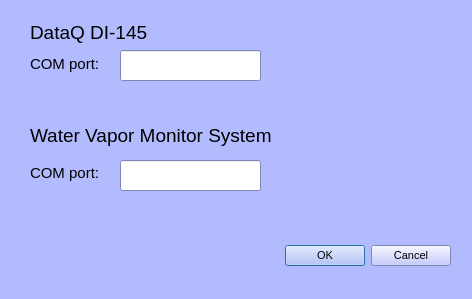
First picture: the form in setup_GUI.ui, repository jbaviation/humidity_cart, before the edit.
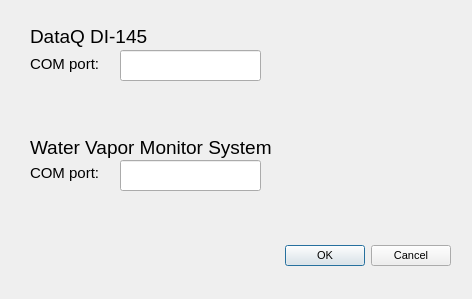
Second picture: the form after the edit.

What changed in the file:
```diff
--- a/setup_GUI.ui
+++ b/setup_GUI.ui
@@ -10,421 +10,6 @@
     <height>299</height>
    </rect>
   </property>
-  <property name="palette">
-   <palette>
-    <active>
-     <colorrole role="WindowText">
-      <brush brushstyle="SolidPattern">
-       <color alpha="255">
-        <red>0</red>
-        <green>0</green>
-        <blue>0</blue>
-       </color>
-      </brush>
-     </colorrole>
-     <colorrole role="Button">
-      <brush brushstyle="SolidPattern">
-       <color alpha="255">
-        <red>179</red>
-        <green>187</green>
-        <blue>255</blue>
-       </color>
-      </brush>
-     </colorrole>
-     <colorrole role="Light">
-      <brush brushstyle="SolidPattern">
-       <color alpha="255">
-        <red>255</red>
-        <green>255</green>
-        <blue>255</blue>
-       </color>
-      </brush>
-     </colorrole>
-     <colorrole role="Midlight">
-      <brush brushstyle="SolidPattern">
-       <color alpha="255">
-        <red>217</red>
-        <green>221</green>
-        <blue>255</blue>
-       </color>
-      </brush>
-     </colorrole>
-     <colorrole role="Dark">
-      <brush brushstyle="SolidPattern">
-       <color alpha="255">
-        <red>89</red>
-        <green>93</green>
-        <blue>127</blue>
-       </color>
-      </brush>
-     </colorrole>
-     <colorrole role="Mid">
-      <brush brushstyle="SolidPattern">
-       <color alpha="255">
-        <red>119</red>
-        <green>125</green>
-        <blue>170</blue>
-       </color>
-      </brush>
-     </colorrole>
-     <colorrole role="Text">
-      <brush brushstyle="SolidPattern">
-       <color alpha="255">
-        <red>0</red>
-        <green>0</green>
-        <blue>0</blue>
-       </color>
-      </brush>
-     </colorrole>
-     <colorrole role="BrightText">
-      <brush brushstyle="SolidPattern">
-       <color alpha="255">
-        <red>255</red>
-        <green>255</green>
-        <blue>255</blue>
-       </color>
-      </brush>
-     </colorrole>
-     <colorrole role="ButtonText">
-      <brush brushstyle="SolidPattern">
-       <color alpha="255">
-        <red>0</red>
-        <green>0</green>
-        <blue>0</blue>
-       </color>
-      </brush>
-     </colorrole>
-     <colorrole role="Base">
-      <brush brushstyle="SolidPattern">
-       <color alpha="255">
-        <red>255</red>
-        <green>255</green>
-        <blue>255</blue>
-       </color>
-      </brush>
-     </colorrole>
-     <colorrole role="Window">
-      <brush brushstyle="SolidPattern">
-       <color alpha="255">
-        <red>179</red>
-        <green>187</green>
-        <blue>255</blue>
-       </color>
-      </brush>
-     </colorrole>
-     <colorrole role="Shadow">
-      <brush brushstyle="SolidPattern">
-       <color alpha="255">
-        <red>0</red>
-        <green>0</green>
-        <blue>0</blue>
-       </color>
-      </brush>
-     </colorrole>
-     <colorrole role="AlternateBase">
-      <brush brushstyle="SolidPattern">
-       <color alpha="255">
-        <red>217</red>
-        <green>221</green>
-        <blue>255</blue>
-       </color>
-      </brush>
-     </colorrole>
-     <colorrole role="ToolTipBase">
-      <brush brushstyle="SolidPattern">
-       <color alpha="255">
-        <red>255</red>
-        <green>255</green>
-        <blue>220</blue>
-       </color>
-      </brush>
-     </colorrole>
-     <colorrole role="ToolTipText">
-      <brush brushstyle="SolidPattern">
-       <color alpha="255">
-        <red>0</red>
-        <green>0</green>
-        <blue>0</blue>
-       </color>
-      </brush>
-     </colorrole>
-    </active>
-    <inactive>
-     <colorrole role="WindowText">
-      <brush brushstyle="SolidPattern">
-       <color alpha="255">
-        <red>0</red>
-        <green>0</green>
-        <blue>0</blue>
-       </color>
-      </brush>
-     </colorrole>
-     <colorrole role="Button">
-      <brush brushstyle="SolidPattern">
-       <color alpha="255">
-        <red>179</red>
-        <green>187</green>
-        <blue>255</blue>
-       </color>
-      </brush>
-     </colorrole>
-     <colorrole role="Light">
-      <brush brushstyle="SolidPattern">
-       <color alpha="255">
-        <red>255</red>
-        <green>255</green>
-        <blue>255</blue>
-       </color>
-      </brush>
-     </colorrole>
-     <colorrole role="Midlight">
-      <brush brushstyle="SolidPattern">
-       <color alpha="255">
-        <red>217</red>
-        <green>221</green>
-        <blue>255</blue>
-       </color>
-      </brush>
-     </colorrole>
-     <colorrole role="Dark">
-      <brush brushstyle="SolidPattern">
-       <color alpha="255">
-        <red>89</red>
-        <green>93</green>
-        <blue>127</blue>
-       </color>
-      </brush>
-     </colorrole>
-     <colorrole role="Mid">
-      <brush brushstyle="SolidPattern">
-       <color alpha="255">
-        <red>119</red>
-        <green>125</green>
-        <blue>170</blue>
-       </color>
-      </brush>
-     </colorrole>
-     <colorrole role="Text">
-      <brush brushstyle="SolidPattern">
-       <color alpha="255">
-        <red>0</red>
-        <green>0</green>
-        <blue>0</blue>
-       </color>
-      </brush>
-     </colorrole>
-     <colorrole role="BrightText">
-      <brush brushstyle="SolidPattern">
-       <color alpha="255">
-        <red>255</red>
-        <green>255</green>
-        <blue>255</blue>
-       </color>
-      </brush>
-     </colorrole>
-     <colorrole role="ButtonText">
-      <brush brushstyle="SolidPattern">
-       <color alpha="255">
-        <red>0</red>
-        <green>0</green>
-        <blue>0</blue>
-       </color>
-      </brush>
-     </colorrole>
-     <colorrole role="Base">
-      <brush brushstyle="SolidPattern">
-       <color alpha="255">
-        <red>255</red>
-        <green>255</green>
-        <blue>255</blue>
-       </color>
-      </brush>
-     </colorrole>
-     <colorrole role="Window">
-      <brush brushstyle="SolidPattern">
-       <color alpha="255">
-        <red>179</red>
-        <green>187</green>
-        <blue>255</blue>
-       </color>
-      </brush>
-     </colorrole>
-     <colorrole role="Shadow">
-      <brush brushstyle="SolidPattern">
-       <color alpha="255">
-        <red>0</red>
-        <green>0</green>
-        <blue>0</blue>
-       </color>
-      </brush>
-     </colorrole>
-     <colorrole role="AlternateBase">
-      <brush brushstyle="SolidPattern">
-       <color alpha="255">
-        <red>217</red>
-        <green>221</green>
-        <blue>255</blue>
-       </color>
-      </brush>
-     </colorrole>
-     <colorrole role="ToolTipBase">
-      <brush brushstyle="SolidPattern">
-       <color alpha="255">
-        <red>255</red>
-        <green>255</green>
-        <blue>220</blue>
-       </color>
-      </brush>
-     </colorrole>
-     <colorrole role="ToolTipText">
-      <brush brushstyle="SolidPattern">
-       <color alpha="255">
-        <red>0</red>
-        <green>0</green>
-        <blue>0</blue>
-       </color>
-      </brush>
-     </colorrole>
-    </inactive>
-    <disabled>
-     <colorrole role="WindowText">
-      <brush brushstyle="SolidPattern">
-       <color alpha="255">
-        <red>89</red>
-        <green>93</green>
-        <blue>127</blue>
-       </color>
-      </brush>
-     </colorrole>
-     <colorrole role="Button">
-      <brush brushstyle="SolidPattern">
-       <color alpha="255">
-        <red>179</red>
-        <green>187</green>
-        <blue>255</blue>
-       </color>
-      </brush>
-     </colorrole>
-     <colorrole role="Light">
-      <brush brushstyle="SolidPattern">
-       <color alpha="255">
-        <red>255</red>
-        <green>255</green>
-        <blue>255</blue>
-       </color>
-      </brush>
-     </colorrole>
-     <colorrole role="Midlight">
-      <brush brushstyle="SolidPattern">
-       <color alpha="255">
-        <red>217</red>
-        <green>221</green>
-        <blue>255</blue>
-       </color>
-      </brush>
-     </colorrole>
-     <colorrole role="Dark">
-      <brush brushstyle="SolidPattern">
-       <color alpha="255">
-        <red>89</red>
-        <green>93</green>
-        <blue>127</blue>
-       </color>
-      </brush>
-     </colorrole>
-     <colorrole role="Mid">
-      <brush brushstyle="SolidPattern">
-       <color alpha="255">
-        <red>119</red>
-        <green>125</green>
-        <blue>170</blue>
-       </color>
-      </brush>
-     </colorrole>
-     <colorrole role="Text">
-      <brush brushstyle="SolidPattern">
-       <color alpha="255">
-        <red>89</red>
-        <green>93</green>
-        <blue>127</blue>
-       </color>
-      </brush>
-     </colorrole>
-     <colorrole role="BrightText">
-      <brush brushstyle="SolidPattern">
-       <color alpha="255">
-        <red>255</red>
-        <green>255</green>
-        <blue>255</blue>
-       </color>
-      </brush>
-     </colorrole>
-     <colorrole role="ButtonText">
-      <brush brushstyle="SolidPattern">
-       <color alpha="255">
-        <red>89</red>
-        <green>93</green>
-        <blue>127</blue>
-       </color>
-      </brush>
-     </colorrole>
-     <colorrole role="Base">
-      <brush brushstyle="SolidPattern">
-       <color alpha="255">
-        <red>179</red>
-        <green>187</green>
-        <blue>255</blue>
-       </color>
-      </brush>
-     </colorrole>
-     <colorrole role="Window">
-      <brush brushstyle="SolidPattern">
-       <color alpha="255">
-        <red>179</red>
-        <green>187</green>
-        <blue>255</blue>
-       </color>
-      </brush>
-     </colorrole>
-     <colorrole role="Shadow">
-      <brush brushstyle="SolidPattern">
-       <color alpha="255">
-        <red>0</red>
-        <green>0</green>
-        <blue>0</blue>
-       </color>
-      </brush>
-     </colorrole>
-     <colorrole role="AlternateBase">
-      <brush brushstyle="SolidPattern">
-       <color alpha="255">
-        <red>179</red>
-        <green>187</green>
-        <blue>255</blue>
-       </color>
-      </brush>
-     </colorrole>
-     <colorrole role="ToolTipBase">
-      <brush brushstyle="SolidPattern">
-       <color alpha="255">
-        <red>255</red>
-        <green>255</green>
-        <blue>220</blue>
-       </color>
-      </brush>
-     </colorrole>
-     <colorrole role="ToolTipText">
-      <brush brushstyle="SolidPattern">
-       <color alpha="255">
-        <red>0</red>
-        <green>0</green>
-        <blue>0</blue>
-       </color>
-      </brush>
-     </colorrole>
-    </disabled>
-   </palette>
-  </property>
   <property name="windowTitle">
    <string>Port Configuration</string>
   </property>
@@ -432,9 +17,9 @@
    <property name="geometry">
     <rect>
      <x>30</x>
-     <y>110</y>
+     <y>137</y>
      <width>361</width>
-     <height>51</height>
+     <height>21</height>
     </rect>
    </property>
    <property name="font">
@@ -450,9 +35,9 @@
    <property name="geometry">
     <rect>
      <x>30</x>
-     <y>7</y>
+     <y>26</y>
      <width>361</width>
-     <height>51</height>
+     <height>21</height>
     </rect>
    </property>
    <property name="font">
@@ -490,7 +75,7 @@
     <rect>
      <x>30</x>
      <y>53</y>
-     <width>101</width>
+     <width>81</width>
      <height>21</height>
     </rect>
    </property>
@@ -508,7 +93,7 @@
     <rect>
      <x>30</x>
      <y>162</y>
-     <width>101</width>
+     <width>81</width>
      <height>21</height>
     </rect>
    </property>
```
